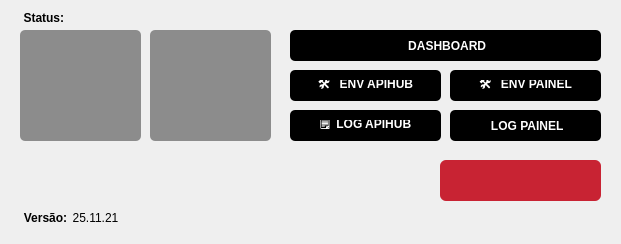
Qt form assets/apihub.ui (WeldercrisRibeiro/gestor-apihub) before a commit.
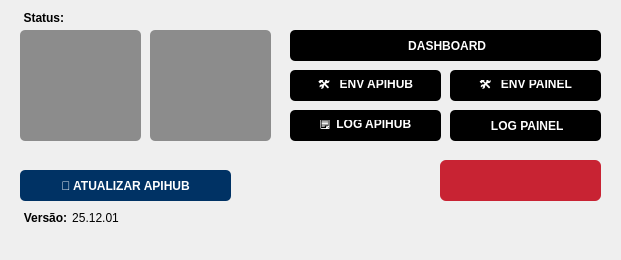
The same form after that commit.

Commit message: feat: update exe apihub

Patch:
```diff
--- a/assets/apihub.ui
+++ b/assets/apihub.ui
@@ -7,7 +7,7 @@
     <x>0</x>
     <y>0</y>
     <width>621</width>
-    <height>244</height>
+    <height>260</height>
    </rect>
   </property>
   <property name="minimumSize">
@@ -19,7 +19,7 @@
   <property name="maximumSize">
    <size>
     <width>621</width>
-    <height>500</height>
+    <height>260</height>
    </size>
   </property>
   <property name="windowTitle">
@@ -230,7 +230,7 @@
      </font>
     </property>
     <property name="text">
-     <string>25.11.21</string>
+     <string>25.12.01</string>
     </property>
     <property name="alignment">
      <set>Qt::AlignCenter</set>
@@ -398,6 +398,41 @@
      <string/>
     </property>
    </widget>
+   <widget class="QPushButton" name="btnAtualizarApi">
+    <property name="geometry">
+     <rect>
+      <x>20</x>
+      <y>170</y>
+      <width>211</width>
+      <height>31</height>
+     </rect>
+    </property>
+    <property name="styleSheet">
+     <string notr="true">QPushButton {
+            background-color: rgb(0, 50, 100); /* Azul escuro */
+            color: rgb(255, 255, 255);        /* branco */
+            font-weight: bold;
+            border-radius: 5px;
+            border: none;
+            padding: 8px 18px;
+            transition: all 0.3s ease;
+        }
+
+        QPushButton:hover {
+            background-color: rgb(0, 80, 150);
+            box-shadow: 0 4px 8px rgba(0, 0, 0, 0.3);
+        }
+        QPushButton:pressed {
+            background-color: rgb(0, 30, 80);
+            padding-top: 12px;
+            padding-bottom: 8px;
+        }
+    </string>
+    </property>
+    <property name="text">
+     <string>🔄️ ATUALIZAR APIHUB</string>
+    </property>
+   </widget>
   </widget>
  </widget>
  <resources/>
```
Left out of the diff: 62 changed lines with no effect on the pictures. The commit also changes 6 other files.
